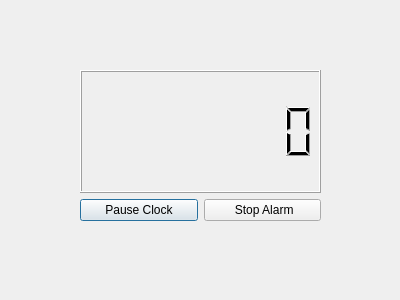
First picture: the form in Src/showtimer.ui, repository kingold5/Timer, before the edit.
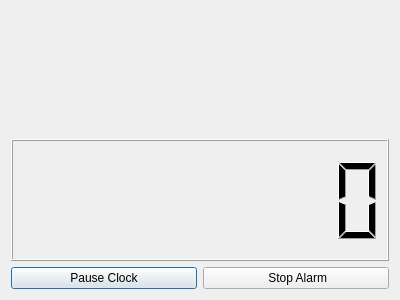
Second picture: the form after the edit.

Diff of the .ui file:
```diff
--- a/Src/showtimer.ui
+++ b/Src/showtimer.ui
@@ -13,16 +13,24 @@
   <property name="windowTitle">
    <string>Dialog</string>
   </property>
-  <widget class="QWidget" name="verticalLayoutWidget">
-   <property name="geometry">
-    <rect>
-     <x>80</x>
-     <y>70</y>
-     <width>241</width>
-     <height>151</height>
-    </rect>
-   </property>
+  <layout class="QVBoxLayout" name="verticalLayout_2">
+   <item>
    <layout class="QVBoxLayout" name="verticalLayout">
+     <item>
+      <widget class="QLabel" name="labelProName">
+       <property name="font">
+        <font>
+         <pointsize>18</pointsize>
+        </font>
+       </property>
+       <property name="text">
+        <string/>
+       </property>
+       <property name="alignment">
+        <set>Qt::AlignCenter</set>
+       </property>
+      </widget>
+     </item>
     <item>
      <widget class="QLCDNumber" name="lcdTimer">
       <property name="digitCount">
@@ -49,7 +57,8 @@
      </layout>
     </item>
    </layout>
-  </widget>
+   </item>
+  </layout>
  </widget>
  <resources/>
  <connections/>
```
Lines whose indentation alone changed are shown as unchanged.
